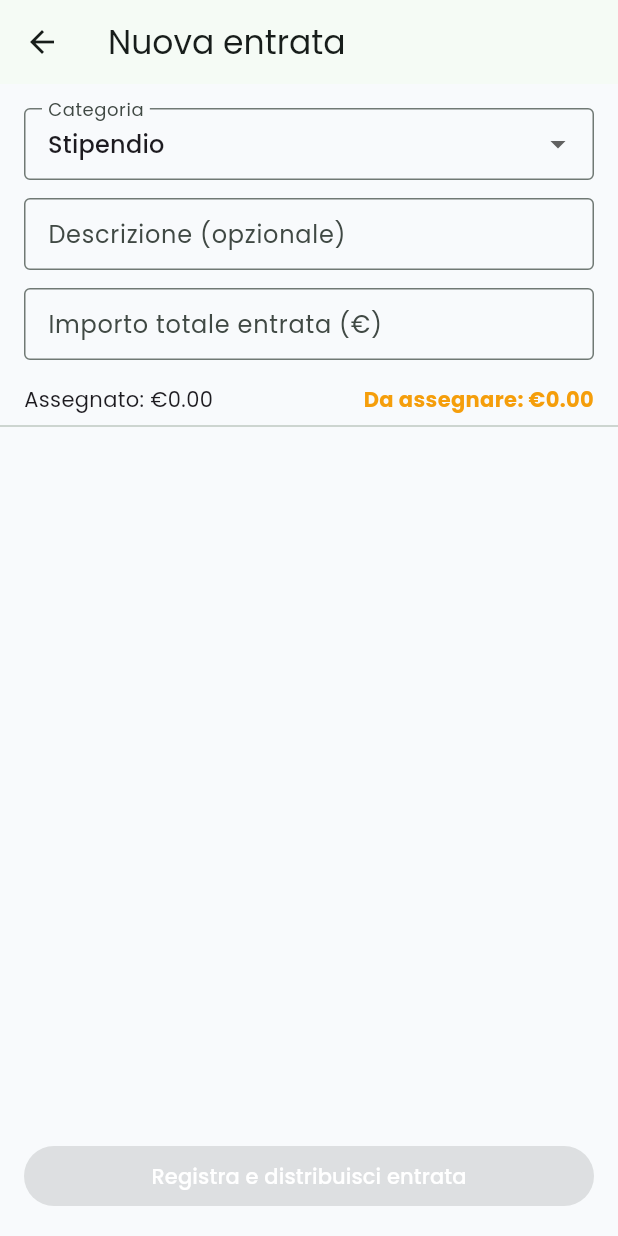
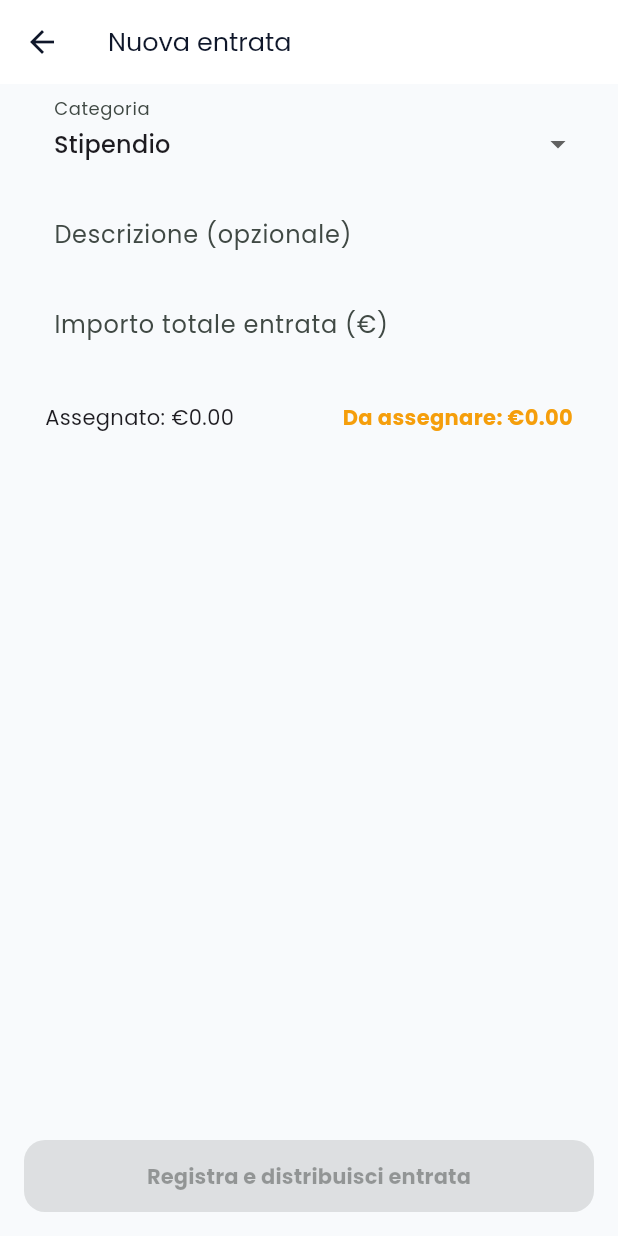
Before and after one commit to alessandro111193/smart-budget, a Flutter app: the NewIncomeScreen screen opened directly, on a phone screen of 412 x 824 dp. Run offline on Flutter 3.47's test engine with Material 3 defaults, Android fonts, the phone set to English and light mode, and no system bars; our stand-ins replace cloud_firestore, cloud_functions, firebase_auth, firebase_core, fl_chart, flutter_image_compress and 4 more; accounts and stored records are empty.

Commit message:
Blocco 2: allinea new_income_screen.dart al design system
L'unica schermata rimasta con componenti Material di default (AppBar
generica, campi con OutlineInputBorder()): ora AppBar bianca/elevation
0/ink, campi filled/rounded, card "Assegnato/Da assegnare" e bottone
finale coerenti col resto dell'app - stesso pattern gia' usato per lo
schermo gemello new_family_income_screen.dart.

Documentata in CLAUDE.md la convenzione di colore per le card AI
(sfondo F8FAFC = informativo, sfondo primary.withOpacity(0.08) =
proposta da confermare), gia' rispettata correttamente da tutte le
card AI esistenti - verificato, nessuna correzione necessaria li'.

Co-Authored-By: Claude Sonnet 5 <noreply@anthropic.com>
Claude-Session: https://claude.ai/code/session_01CPrP6RFR3VP1yuJKAUv6zA

```diff
--- a/lib/screens/new_income_screen.dart
+++ b/lib/screens/new_income_screen.dart
@@ -45,10 +45,37 @@ class _NewIncomeScreenState extends State<NewIncomeScreen> {
     );
   }
 
+  static InputDecoration _fieldDecoration({
+    String? labelText,
+    String? prefixText,
+  }) {
+    return InputDecoration(
+      labelText: labelText,
+      prefixText: prefixText,
+      isDense: true,
+      filled: true,
+      fillColor: const Color(0xFFF8FAFC),
+      contentPadding:
+          const EdgeInsets.symmetric(horizontal: 16, vertical: 12),
+      border: OutlineInputBorder(
+        borderRadius: BorderRadius.circular(14),
+        borderSide: BorderSide.none,
+      ),
+    );
+  }
+
   @override
   Widget build(BuildContext context) {
     return Scaffold(
-      appBar: AppBar(title: const Text('Nuova entrata')),
+      appBar: AppBar(
+        title: const Text(
+          'Nuova entrata',
+          style: TextStyle(color: AppColors.ink, fontSize: 17),
+        ),
+        backgroundColor: Colors.white,
+        elevation: 0,
+        iconTheme: const IconThemeData(color: AppColors.ink),
+      ),
       body: StreamBuilder<List<Envelope>>(
         stream: _service.streamEnvelopes(),
         builder: (context, snapshot) {
@@ -76,12 +103,8 @@ class _NewIncomeScreenState extends State<NewIncomeScreen> {
                       children: [
                         // Scelta Categoria
                         DropdownButtonFormField<String>(
-                          value: _selectedCategory,
-                          decoration: const InputDecoration(
-                            labelText: 'Categoria',
-                            border: OutlineInputBorder(),
-                            isDense: true,
-                          ),
+                          initialValue: _selectedCategory,
+                          decoration: _fieldDecoration(labelText: 'Categoria'),
                           items: _categories.map((cat) {
                             return DropdownMenuItem(
                               value: cat,
@@ -98,10 +121,8 @@ class _NewIncomeScreenState extends State<NewIncomeScreen> {
                         // Campo Descrizione
                         TextField(
                           controller: _descriptionController,
-                          decoration: const InputDecoration(
+                          decoration: _fieldDecoration(
                             labelText: 'Descrizione (opzionale)',
-                            border: OutlineInputBorder(),
-                            isDense: true,
                           ),
                         ),
                         const SizedBox(height: 12),
@@ -111,10 +132,8 @@ class _NewIncomeScreenState extends State<NewIncomeScreen> {
                           keyboardType: const TextInputType.numberWithOptions(
                             decimal: true,
                           ),
-                          decoration: const InputDecoration(
+                          decoration: _fieldDecoration(
                             labelText: 'Importo totale entrata (€)',
-                            border: OutlineInputBorder(),
-                            isDense: true,
                           ),
                           onChanged: (_) => setLocalState(() {}),
                         ),
@@ -128,6 +147,15 @@ class _NewIncomeScreenState extends State<NewIncomeScreen> {
                     ),
                   Padding(
                     padding: const EdgeInsets.symmetric(horizontal: 16),
+                    child: Container(
+                      padding: const EdgeInsets.symmetric(
+                        horizontal: 14,
+                        vertical: 12,
+                      ),
+                      decoration: BoxDecoration(
+                        color: const Color(0xFFF8FAFC),
+                        borderRadius: BorderRadius.circular(14),
+                      ),
                       child: Row(
                         mainAxisAlignment: MainAxisAlignment.spaceBetween,
                         children: [
@@ -144,7 +172,8 @@ class _NewIncomeScreenState extends State<NewIncomeScreen> {
                         ],
                       ),
                     ),
-                  const Divider(),
+                  ),
+                  const SizedBox(height: 12),
                   Expanded(
                     child: ListView.builder(
                       padding: const EdgeInsets.symmetric(horizontal: 16),
@@ -164,7 +193,7 @@ class _NewIncomeScreenState extends State<NewIncomeScreen> {
                                 ),
                               ),
                               SizedBox(
-                                width: 110,
+                                width: 120,
                                 child: TextField(
                                   controller: _allocationControllers[env.id],
                                   keyboardType:
@@ -172,10 +201,8 @@ class _NewIncomeScreenState extends State<NewIncomeScreen> {
                                         decimal: true,
                                       ),
                                   textAlign: TextAlign.right,
-                                  decoration: const InputDecoration(
+                                  decoration: _fieldDecoration(
                                     prefixText: '€ ',
-                                    border: OutlineInputBorder(),
-                                    isDense: true,
                                   ),
                                   onChanged: (_) => setLocalState(() {}),
                                 ),
@@ -193,6 +220,11 @@ class _NewIncomeScreenState extends State<NewIncomeScreen> {
                       child: ElevatedButton(
                         style: ElevatedButton.styleFrom(
                           backgroundColor: AppColors.primary,
+                          foregroundColor: Colors.white,
+                          padding: const EdgeInsets.symmetric(vertical: 14),
+                          shape: RoundedRectangleBorder(
+                            borderRadius: BorderRadius.circular(14),
+                          ),
                         ),
                         onPressed: _totalIncome > 0
                             ? () async {
@@ -230,7 +262,7 @@ class _NewIncomeScreenState extends State<NewIncomeScreen> {
                             : null,
                         child: const Text(
                           'Registra e distribuisci entrata',
-                          style: TextStyle(color: Colors.white),
+                          style: TextStyle(fontWeight: FontWeight.bold),
                         ),
                       ),
                     ),
```
Also changed, not shown: 1 other file. Lines whose indentation alone changed are shown as unchanged.
